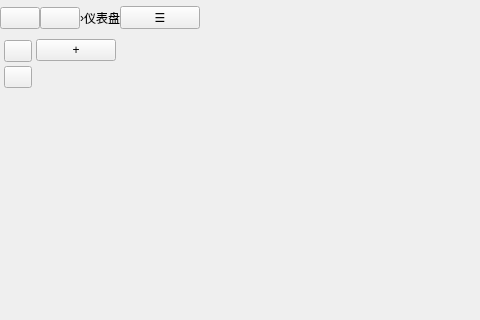
Above: Sources/Froms/MainWindow.ui from FixLater/image-text before the change; both pictures show x 0 to 480 and y 0 to 320 of the 1000 by 620 pixel window. Below: the same form after it.
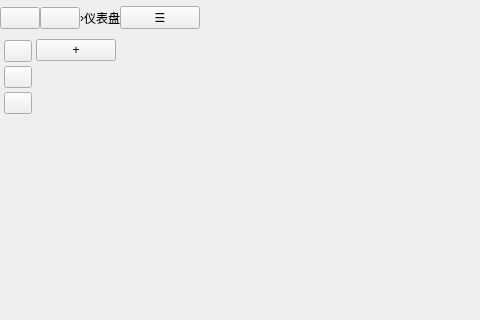
That is the form after the change.

```diff
--- a/Sources/Froms/MainWindow.ui
+++ b/Sources/Froms/MainWindow.ui
@@ -204,6 +204,13 @@
             </property>
            </widget>
           </item>
+           <item>
+            <widget class="QPushButton" name="leftBtn3">
+             <property name="text">
+              <string/>
+             </property>
+            </widget>
+           </item>
           <item>
            <spacer name="leftSpacer">
             <property name="orientation">
```
Lines whose indentation alone changed are shown as unchanged.
